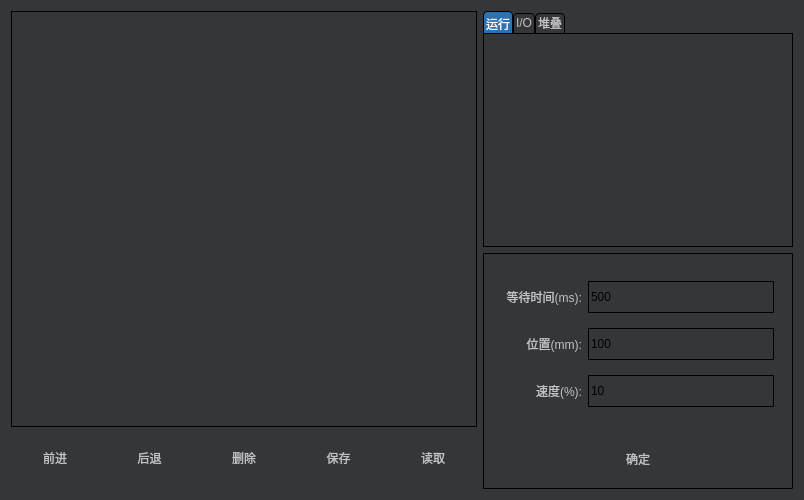
Qt form frm_teach.ui (eeyoo/yunsheng) before a commit.
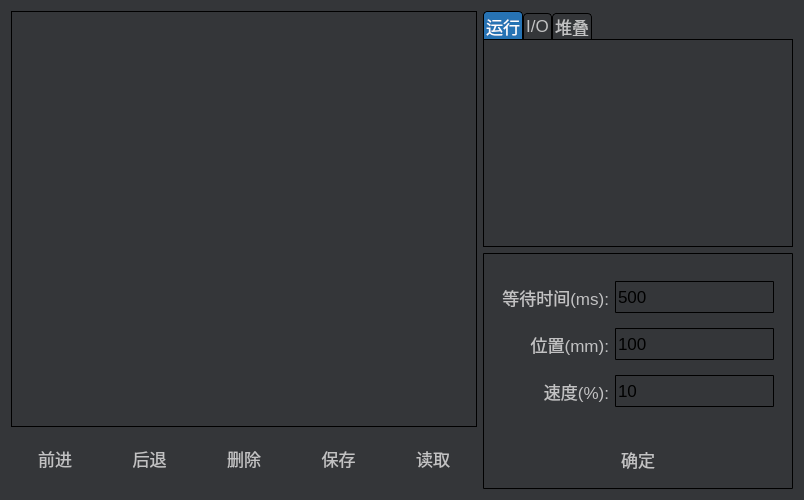
The same form after that commit. Icons and pictures are not drawn. Custom widgets are drawn as their Qt base class.

Commit message: changed UI font size

```diff
--- a/frm_teach.ui
+++ b/frm_teach.ui
@@ -15,7 +15,7 @@
   </property>
   <property name="styleSheet">
    <string notr="true">*{
-font: 12px;
+font: 13pt;
 font-family: &quot;微软雅黑&quot;;
 }
 
```
The commit also changes 19 other files.
